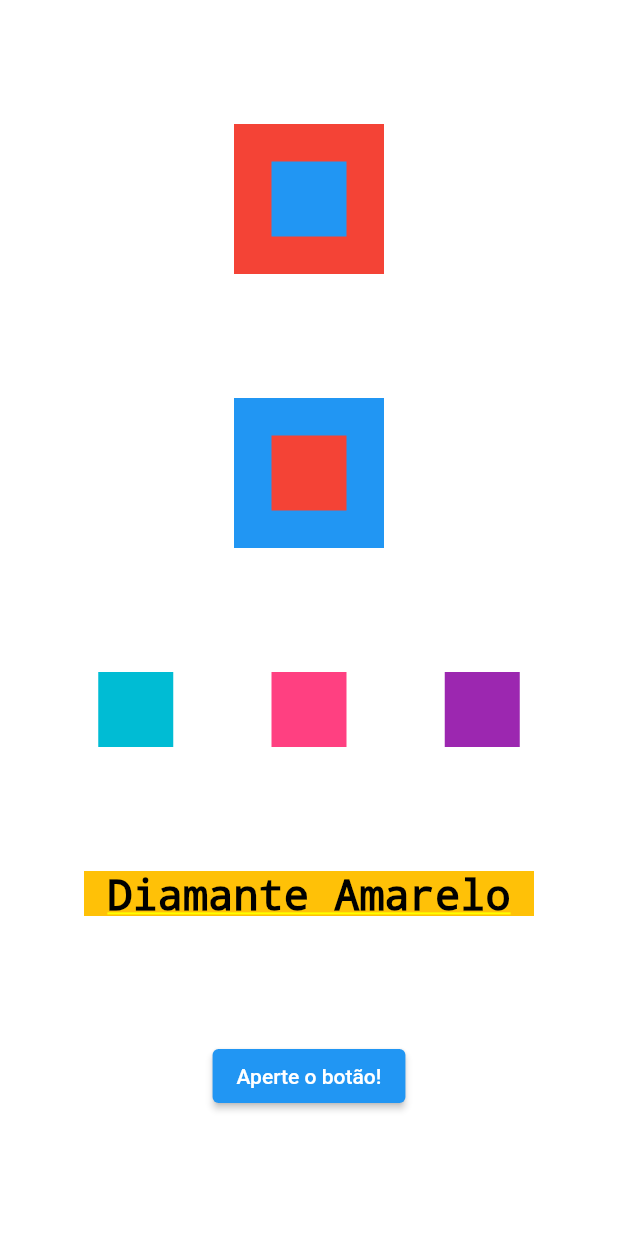
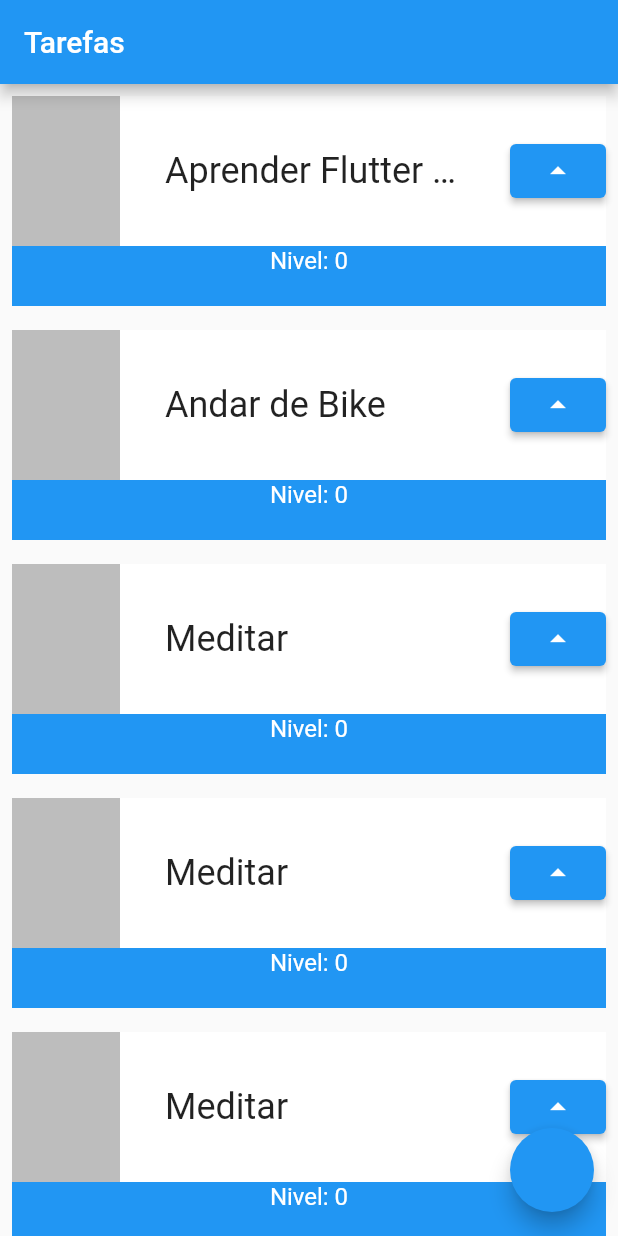
Before and after one commit to wagnert3/Alura_Flutter_Practice, a Flutter app: the screen it shows after launch, on a phone screen of 412 x 824 dp. Run offline on Flutter 3.47's test engine with Material 2 defaults, Android fonts, the phone set to English and light mode, and no system bars.

Commit message:
teste_emulador TaskList Aula 09 - Stateful Widget e setState

```diff
--- a/teste_emulador/lib/main.dart
+++ b/teste_emulador/lib/main.dart
@@ -15,81 +15,87 @@ class MyApp extends StatelessWidget {
       theme: ThemeData(
         primarySwatch: Colors.blue,
       ),
-      home: Container(
-        color: Colors.white,
-        child: Column(
-          mainAxisAlignment: MainAxisAlignment.spaceEvenly,
-          crossAxisAlignment: CrossAxisAlignment.center,
-          children: [
-            Stack(
-              alignment: AlignmentDirectional.center,
+      home: Scaffold(
+          appBar: AppBar(
+            title: Text('Tarefas'),
+          ),
+          body: ListView(children: [
+            Task('Aprender Flutter ssssssssssssssssssssssssssssssss ssssss'),
+            Task('Andar de Bike'),
+            Task('Meditar'),
+            Task('Meditar'),
+            Task('Meditar'),
+            Task('Meditar'),
+            Task('Meditar'),
+          ]),
+          floatingActionButton: FloatingActionButton(onPressed: () {})),
+    );
+  }
+}
+
+// ------ STATELESS WIDGET -------
+
+class Task extends StatefulWidget {
+  final String nome; //variavel para nome da tarefa
+  const Task(this.nome, {super.key});
+  @override
+  State<Task> createState() => _TaskState();
+}
+
+class _TaskState extends State<Task> {
+  //Constructor
+      int nivel = 0; // variavel para mudar o valor de nivel
+  @override
+  Widget build(BuildContext context) { // tudo da Bild será reescrito
+
+    return Padding(
+      padding: const EdgeInsets.all(8.0),
+      child: Container(
+        child: Stack(children: [
+          Container(
+            color: Colors.blue,
+            height: 140,
+          ),
+          Column(
             children: [
               Container(
-                  color: Colors.red,
-                  width: 100,
+                color: Colors.white,
+                height: 100,
+                child: Row(
+                  mainAxisAlignment: MainAxisAlignment.spaceBetween,
+                  children: [
+                    Container(
+                      color: Colors.black26,
+                      width: 72,
                       height: 100,
                     ),
                     Container(
-                  color: Colors.blue,
-                  width: 50,
-                  height: 50,
-                ),
+                        // Container do texto
+
+                        width: 200,
+                        child: Text(widget.nome,
+                            style: TextStyle(
+                                fontSize: 24,
+                                overflow:
+                                    TextOverflow //texto da tarefa - O overflow colocar tres pontos quando nao couber mais
+                                        .ellipsis))),
+                    ElevatedButton(
+                        onPressed: () {
+                          setState(() {
+                            // Diz quem esta mudando, fica de olho
+                            nivel++;
+                          });
+                          print(nivel);
+                        },
+                        child: Icon(Icons.arrow_drop_up))
                   ],
                 ),
-            Stack(
-              alignment: AlignmentDirectional.center,
-              children: [
-                Container(
-                  color: Colors.blue,
-                  width: 100,
-                  height: 100,
               ),
-                Container(
-                  color: Colors.red,
-                  width: 50,
-                  height: 50,
-                ),
+              Text('Nivel: $nivel',
+                  style: TextStyle(color: Colors.white, fontSize: 16))
             ],
           ),
-            Row(
-              mainAxisAlignment: MainAxisAlignment.spaceEvenly,
-              crossAxisAlignment: CrossAxisAlignment.center,
-              children: [
-                Container(
-                  color: Colors.cyan,
-                  height: 50,
-                  width: 50,
-                ),
-                Container(
-                  color: Colors.pinkAccent,
-                  height: 50,
-                  width: 50,
-                ),
-                Container(
-                  color: Colors.purple,
-                  height: 50,
-                  width: 50,
-                ),
-              ],
-            ),
-            Container(
-              color: Colors.amber,
-              height: 30,
-              width: 300,
-              child: Text(
-                'Diamante Amarelo',
-                style: TextStyle(color: Colors.black, fontSize: 28),
-                textAlign: TextAlign.center,
-              ),
-            ),
-            ElevatedButton(
-              onPressed: () {
-                print('Você apertou o botão');
-              },
-              child: Text('Aperte o botão!'),
-            )
-          ],
-        ),
+        ]),
       ),
     );
   }
```
Also changed, not shown: teste_emulador/lib/minha_primeira_tela.dart (added, +76 -0 lines), 1 other file. Lines whose indentation alone changed are shown as unchanged.
